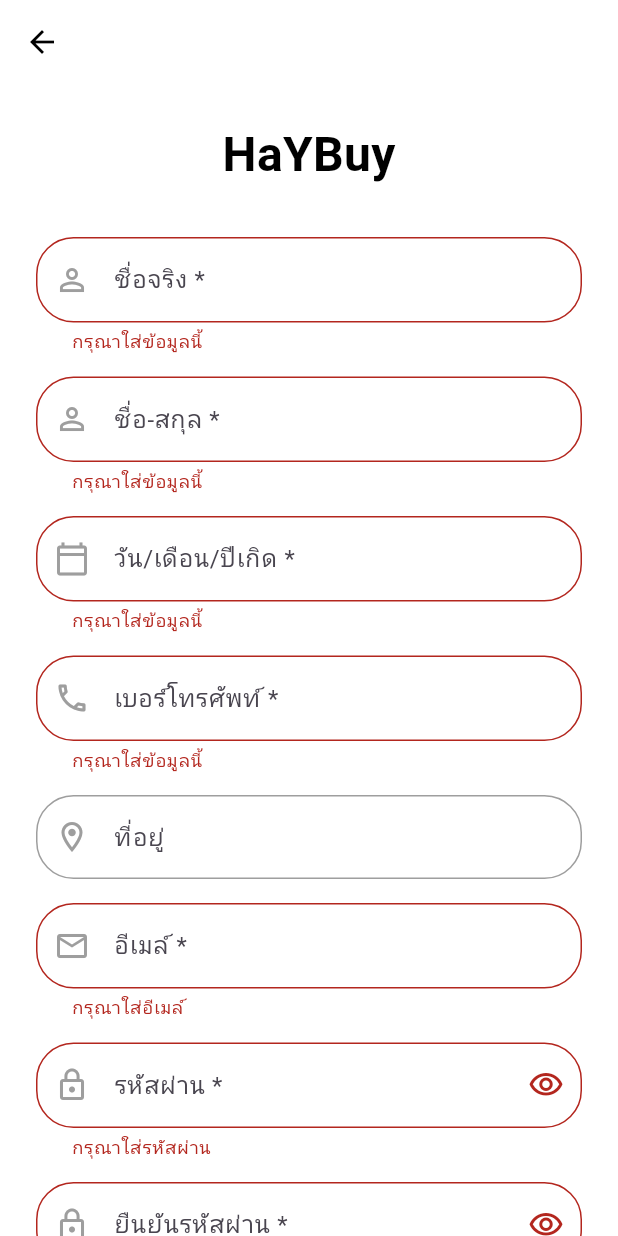
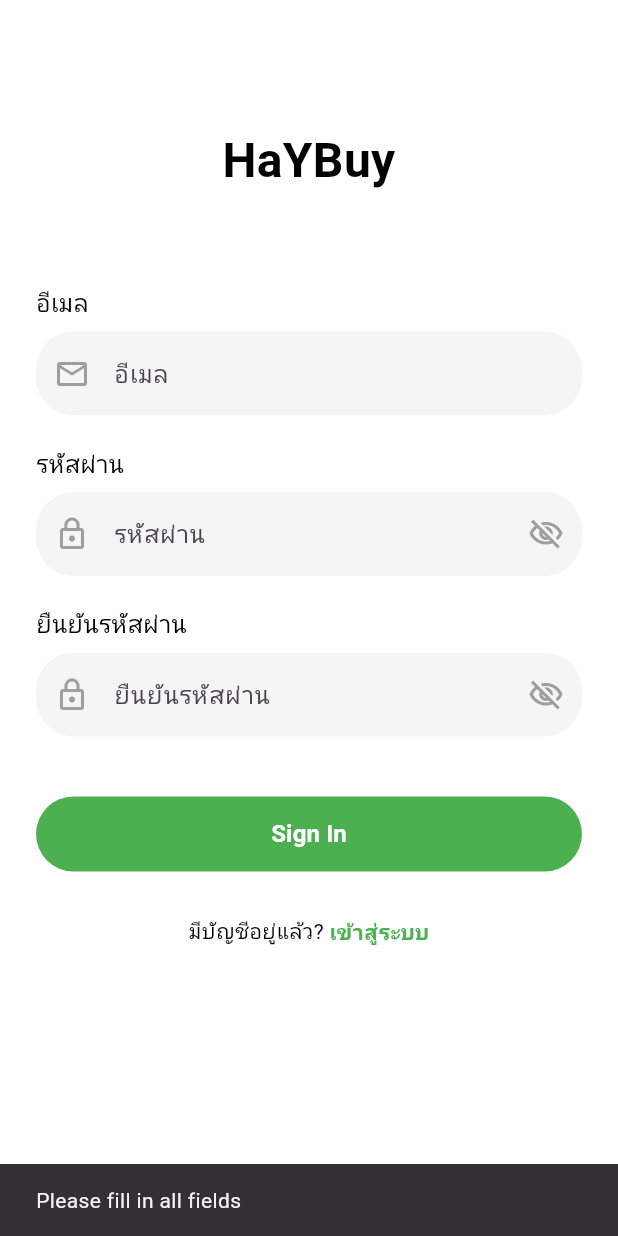
Before and after one commit to SetsiriAunsiam/HaYBuy, a Flutter app: the SignUpPage screen opened by its route, after a tap on "Sign In", on a phone screen of 412 x 824 dp. Run offline on Flutter 3.47's test engine with Material 3 defaults, Android fonts, the phone set to English and light mode, and no system bars; our stand-ins replace cloud_firestore, decimal, firebase_auth, firebase_core; accounts and stored records are empty; generated files the repository leaves out were written again; network calls fail.

Commit message:
remake SignUpPage from StatefullWidget to StatelessWidget

```diff
--- a/lib/main.dart
+++ b/lib/main.dart
@@ -6,18 +6,20 @@ import 'package:local_shopee/pages/favorite.dart';
 import 'package:local_shopee/pages/sign_in.dart';
 import 'package:local_shopee/pages/sign_up.dart';
 import 'package:provider/provider.dart';
+import 'package:local_shopee/providers/product_provider.dart';
+import 'providers/navigation_provider.dart';
+import 'providers/search_provider.dart';
 import 'pages/search.dart';
-
-import 'package:local_shopee/providers/product_provider.dart';
-import 'package:local_shopee/providers/navigation_provider.dart';
-import 'package:local_shopee/providers/search_provider.dart';
+import 'firebase_options.dart';
 
 import 'widgets/main_navigation.dart';
 import 'widgets/auth_wrapper.dart';
 
 void main() async {
   WidgetsFlutterBinding.ensureInitialized();
-  await Firebase.initializeApp();
+  await Firebase.initializeApp(
+    options: DefaultFirebaseOptions.currentPlatform,
+  );
 
   runApp(
     MultiProvider(
@@ -25,11 +27,13 @@ void main() async {
         ChangeNotifierProvider(create: (context) => ProductProvider()),
         ChangeNotifierProvider(create: (context) => NavigationProvider()),
         ChangeNotifierProvider(create: (context) => SearchProvider()),
+        // ChangeNotifierProvider(create: (context) => Product()),
       ],
       child: const MyApp(),
     ),
   );
 }
+
 
 class MyApp extends StatelessWidget {
   const MyApp({super.key});
@@ -46,7 +50,7 @@ class MyApp extends StatelessWidget {
         '/favorite': (context) => const FavoritePage(),
         '/search': (context) => const SearchPage(),
         '/signin': (context) => const SignInPage(),
-        '/signup': (context) => const SignUpPage(),
+        '/signup': (context) => SignUpPage(),
       },
 
       debugShowCheckedModeBanner: false, // ซ่อนแถบ debug
--- a/lib/pages/sign_up.dart
+++ b/lib/pages/sign_up.dart
@@ -1,402 +1,266 @@
-import 'package:flutter/foundation.dart';
 import 'package:flutter/material.dart';
 import 'package:firebase_auth/firebase_auth.dart';
 
-class SignUpPage extends StatefulWidget {
-  const SignUpPage({super.key});
+class SignUpPage extends StatelessWidget {
+  SignUpPage({super.key});
 
-  @override
-  State<SignUpPage> createState() => _SignUpPageState();
-}
+  final TextEditingController emailController = TextEditingController();
+  final TextEditingController passwordController = TextEditingController();
+  final TextEditingController confirmPasswordController =
+      TextEditingController();
 
-class _SignUpPageState extends State<SignUpPage> {
-  final _formKey = GlobalKey<FormState>();
-  final _firstNameController = TextEditingController();
-  final _lastNameController = TextEditingController();
-  final _birthdateController = TextEditingController();
-  final _phoneController = TextEditingController();
-  final _addressController = TextEditingController();
-  final _emailController = TextEditingController();
-  final _passwordController = TextEditingController();
-  final _confirmPasswordController = TextEditingController();
-  final FirebaseAuth _auth = FirebaseAuth.instance;
-  bool _isLoading = false;
-  bool _obscurePassword = true;
-  bool _obscureConfirmPassword = true;
-
-  @override
-  void dispose() {
-    _firstNameController.dispose();
-    _lastNameController.dispose();
-    _birthdateController.dispose();
-    _phoneController.dispose();
-    _addressController.dispose();
-    _emailController.dispose();
-    _passwordController.dispose();
-    _confirmPasswordController.dispose();
-    super.dispose();
-  }
-
-  Future<void> _signUpWithEmailAndPassword() async {
-    if (!_formKey.currentState!.validate()) {
-      return;
-    }
-
-    if (_passwordController.text != _confirmPasswordController.text) {
-      ScaffoldMessenger.of(context).showSnackBar(
-        const SnackBar(
-          content: Text('Passwords do not match'),
-          backgroundColor: Colors.red,
-        ),
-      );
-      return;
-    }
-
-    setState(() {
-      _isLoading = true;
-    });
-
-    try {
-      UserCredential userCredential = await _auth
-          .createUserWithEmailAndPassword(
-            email: _emailController.text.trim(),
-            password: _passwordController.text.trim(),
-          );
-
-      // Send email verification
-      if (userCredential.user != null && !userCredential.user!.emailVerified) {
-        await userCredential.user!.sendEmailVerification();
-      }
-
-      if (mounted) {
-        ScaffoldMessenger.of(context).showSnackBar(
-          const SnackBar(
-            content: Text(
-              'Account created successfully! Please check your email for verification.',
-            ),
-            backgroundColor: Colors.green,
-          ),
-        );
-        Navigator.of(context).pushNamedAndRemoveUntil(
-          '/signin',
-          (route) => false,
-        ); // Go back to sign in page
-      }
-    } on FirebaseAuthException catch (e) {
-      String errorMessage;
-      switch (e.code) {
-        case 'weak-password':
-          errorMessage = 'The password provided is too weak.';
-          break;
-        case 'email-already-in-use':
-          errorMessage = 'The account already exists for that email.';
-          break;
-        case 'invalid-email':
-          errorMessage = 'The email address is not valid.';
-          break;
-        case 'operation-not-allowed':
-          errorMessage = 'Email/password accounts are not enabled.';
-          break;
-        default:
-          errorMessage = 'An error occurred. Please try again.';
-      }
-
-      if (mounted) {
-        ScaffoldMessenger.of(context).showSnackBar(
-          SnackBar(content: Text(errorMessage), backgroundColor: Colors.red),
-        );
-      }
-    } catch (e) {
-      if (kDebugMode) {
-        print('Sign up error: $e');
-      }
-      if (mounted) {
-        ScaffoldMessenger.of(context).showSnackBar(
-          const SnackBar(
-            content: Text('An unexpected error occurred.'),
-            backgroundColor: Colors.red,
-          ),
-        );
-      }
-    } finally {
-      if (mounted) {
-        setState(() {
-          _isLoading = false;
-        });
-      }
-    }
-  }
+  final ValueNotifier<bool> _isPasswordVisible = ValueNotifier<bool>(false);
 
   @override
   Widget build(BuildContext context) {
     return Scaffold(
       backgroundColor: Colors.white,
-      appBar: AppBar(
-        backgroundColor: Colors.white,
-        elevation: 0,
-        leading: IconButton(
-          icon: const Icon(Icons.arrow_back, color: Colors.black),
-          onPressed: () => Navigator.of(context).pop(),
-        ),
-      ),
       body: SafeArea(
         child: SingleChildScrollView(
-          child: Padding(
           padding: const EdgeInsets.all(24.0),
-            child: Form(
-              key: _formKey,
           child: Column(
-                crossAxisAlignment: CrossAxisAlignment.center,
+            crossAxisAlignment: CrossAxisAlignment.stretch,
             children: [
-                  // App Title
+              const SizedBox(height: 60),
+
+              // HaYBuy Logo/Title
               const Text(
-                    'HaYBuy',
+                "HaYBuy",
                 style: TextStyle(
                   fontSize: 32,
                   fontWeight: FontWeight.bold,
                   color: Colors.black,
                 ),
+                textAlign: TextAlign.center,
               ),
-                  const SizedBox(height: 32),
+              const SizedBox(height: 60),
 
-                  // First Name
-                  _buildTextField(
-                    controller: _firstNameController,
-                    hintText: 'ชื่อจริง *',
-                    icon: Icons.person_outline,
-                    isRequired: true,
+              // อีเมล label
+              const Text(
+                "อีเมล",
+                style: TextStyle(
+                  fontSize: 16,
+                  fontWeight: FontWeight.w500,
+                  color: Colors.black,
                 ),
-                  const SizedBox(height: 16),
+              ),
+              const SizedBox(height: 8),
 
-                  // Last Name
-                  _buildTextField(
-                    controller: _lastNameController,
-                    hintText: 'ชื่อ-สกุล *',
-                    icon: Icons.person_outline,
-                    isRequired: true,
+              // Email field
+              Container(
+                decoration: BoxDecoration(
+                  color: const Color(0xFFF5F5F5),
+                  borderRadius: BorderRadius.circular(25),
                 ),
-                  const SizedBox(height: 16),
+                child: TextField(
+                  controller: emailController,
+                  decoration: const InputDecoration(
+                    hintText: "อีเมล",
+                    border: InputBorder.none,
+                    contentPadding: EdgeInsets.symmetric(
+                      horizontal: 20,
+                      vertical: 16,
+                    ),
+                    prefixIcon: Icon(Icons.email_outlined, color: Colors.grey),
+                  ),
+                  keyboardType: TextInputType.emailAddress,
+                ),
+              ),
+              const SizedBox(height: 20),
 
-                  // Birth Date
-                  _buildTextField(
-                    controller: _birthdateController,
-                    hintText: 'วัน/เดือน/ปีเกิด *',
-                    icon: Icons.calendar_today_outlined,
-                    isRequired: true,
-                    readOnly: true,
-                    onTap: () async {
-                      final DateTime? picked = await showDatePicker(
-                        context: context,
-                        initialDate: DateTime.now(),
-                        firstDate: DateTime(1950),
-                        lastDate: DateTime.now(),
+              // รหัสผ่าน label
+              const Text(
+                "รหัสผ่าน",
+                style: TextStyle(
+                  fontSize: 16,
+                  fontWeight: FontWeight.w500,
+                  color: Colors.black,
+                ),
+              ),
+              const SizedBox(height: 8),
+
+              // Password field
+              Container(
+                decoration: BoxDecoration(
+                  color: const Color(0xFFF5F5F5),
+                  borderRadius: BorderRadius.circular(25),
+                ),
+                child: ValueListenableBuilder<bool>(
+                  valueListenable: _isPasswordVisible,
+                  builder: (context, isVisible, child) {
+                    return TextField(
+                      controller: passwordController,
+                      decoration: InputDecoration(
+                        hintText: "รหัสผ่าน",
+                        border: InputBorder.none,
+                        contentPadding: const EdgeInsets.symmetric(
+                          horizontal: 20,
+                          vertical: 16,
+                        ),
+                        prefixIcon: const Icon(
+                          Icons.lock_outline,
+                          color: Colors.grey,
+                        ),
+                        suffixIcon: IconButton(
+                          icon: Icon(
+                            isVisible
+                                ? Icons.visibility_outlined
+                                : Icons.visibility_off_outlined,
+                            color: Colors.grey,
+                          ),
+                          onPressed: () {
+                            _isPasswordVisible.value =
+                                !_isPasswordVisible.value;
+                          },
+                        ),
+                      ),
+                      obscureText: !isVisible,
                     );
-                      if (picked != null) {
-                        _birthdateController.text =
-                            "${picked.day}/${picked.month}/${picked.year}";
+                  },
+                ),
+              ),
+              const SizedBox(height: 20),
+
+              // ยืนยันรหัสผ่าน label
+              const Text(
+                "ยืนยันรหัสผ่าน",
+                style: TextStyle(
+                  fontSize: 16,
+                  fontWeight: FontWeight.w500,
+                  color: Colors.black,
+                ),
+              ),
+              const SizedBox(height: 8),
+
+              // Confirm Password field
+              Container(
+                decoration: BoxDecoration(
+                  color: const Color(0xFFF5F5F5),
+                  borderRadius: BorderRadius.circular(25),
+                ),
+                child: ValueListenableBuilder<bool>(
+                  valueListenable: _isPasswordVisible,
+                  builder: (context, isVisible, child) {
+                    return TextField(
+                      controller: confirmPasswordController,
+                      decoration: InputDecoration(
+                        hintText: "ยืนยันรหัสผ่าน",
+                        border: InputBorder.none,
+                        contentPadding: const EdgeInsets.symmetric(
+                          horizontal: 20,
+                          vertical: 16,
+                        ),
+                        prefixIcon: const Icon(
+                          Icons.lock_outline,
+                          color: Colors.grey,
+                        ),
+                        suffixIcon: IconButton(
+                          icon: Icon(
+                            isVisible
+                                ? Icons.visibility_outlined
+                                : Icons.visibility_off_outlined,
+                            color: Colors.grey,
+                          ),
+                          onPressed: () {
+                            _isPasswordVisible.value =
+                                !_isPasswordVisible.value;
+                          },
+                        ),
+                      ),
+                      obscureText: !isVisible,
+                    );
+                  },
+                ),
+              ),
+              const SizedBox(height: 40),
+
+              // Sign Up button
+              Container(
+                height: 50,
+                child: ElevatedButton(
+                  onPressed: () async {
+                    final email = emailController.text.trim();
+                    final password = passwordController.text.trim();
+                    final confirmPassword = confirmPasswordController.text
+                        .trim();
+
+                    if (email.isEmpty ||
+                        password.isEmpty ||
+                        confirmPassword.isEmpty) {
+                      _showMessage(context, "Please fill in all fields");
+                      return;
+                    }
+                    if (password != confirmPassword) {
+                      _showMessage(context, "Passwords do not match");
+                      return;
+                    }
+
+                    try {
+                      await FirebaseAuth.instance
+                          .createUserWithEmailAndPassword(
+                            email: email,
+                            password: password,
+                          );
+                      _showMessage(context, "Account created for $email");
+                    } on FirebaseAuthException catch (e) {
+                      String errorMsg = "An error occurred";
+                      if (e.code == 'email-already-in-use') {
+                        errorMsg = "This email is already registered";
+                      } else if (e.code == 'weak-password') {
+                        errorMsg = "Password should be at least 6 characters";
+                      }
+                      _showMessage(context, errorMsg);
                     }
                   },
-                  ),
-                  const SizedBox(height: 16),
-
-                  // Phone Number
-                  _buildTextField(
-                    controller: _phoneController,
-                    hintText: 'เบอร์โทรศัพท์ *',
-                    icon: Icons.phone_outlined,
-                    isRequired: true,
-                    keyboardType: TextInputType.phone,
-                  ),
-                  const SizedBox(height: 16),
-
-                  // Address
-                  _buildTextField(
-                    controller: _addressController,
-                    hintText: 'ที่อยู่',
-                    icon: Icons.location_on_outlined,
-                    isRequired: false,
-                  ),
-                  const SizedBox(height: 16),
-
-                  // Email
-                  _buildTextField(
-                    controller: _emailController,
-                    hintText: 'อีเมล์ *',
-                    icon: Icons.email_outlined,
-                    isRequired: true,
-                    keyboardType: TextInputType.emailAddress,
-                    validator: (value) {
-                      if (value == null || value.isEmpty) {
-                        return 'กรุณาใส่อีเมล์';
-                      }
-                      if (!RegExp(r'^[^@]+@[^@]+\.[^@]+').hasMatch(value)) {
-                        return 'กรุณาใส่อีเมล์ที่ถูกต้อง';
-                      }
-                      return null;
-                    },
-                  ),
-                  const SizedBox(height: 16),
-
-                  // Password
-                  _buildTextField(
-                    controller: _passwordController,
-                    hintText: 'รหัสผ่าน *',
-                    icon: Icons.lock_outline,
-                    isRequired: true,
-                    obscureText: _obscurePassword,
-                    suffixIcon: IconButton(
-                      icon: Icon(
-                        _obscurePassword ? Icons.visibility_outlined : Icons.visibility_off_outlined,
-                      ),
-                      onPressed: () {
-                        setState(() {
-                          _obscurePassword = !_obscurePassword;
-                        });
-                      },
-                    ),
-                    validator: (value) {
-                      if (value == null || value.isEmpty) {
-                        return 'กรุณาใส่รหัสผ่าน';
-                      }
-                      if (value.length < 6) {
-                        return 'รหัสผ่านต้องมีอย่างน้อย 6 ตัวอักษร';
-                      }
-                      return null;
-                    },
-                  ),
-                  const SizedBox(height: 16),
-
-                  // Confirm Password
-                  _buildTextField(
-                    controller: _confirmPasswordController,
-                    hintText: 'ยืนยันรหัสผ่าน *',
-                    icon: Icons.lock_outline,
-                    isRequired: true,
-                    obscureText: _obscureConfirmPassword,
-                    suffixIcon: IconButton(
-                      icon: Icon(
-                        _obscureConfirmPassword ? Icons.visibility_outlined : Icons.visibility_off_outlined,
-                      ),
-                      onPressed: () {
-                        setState(() {
-                          _obscureConfirmPassword = !_obscureConfirmPassword;
-                        });
-                      },
-                    ),
-                    validator: (value) {
-                      if (value == null || value.isEmpty) {
-                        return 'กรุณายืนยันรหัสผ่าน';
-                      }
-                      if (value != _passwordController.text) {
-                        return 'รหัสผ่านไม่ตรงกัน';
-                      }
-                      return null;
-                    },
-                  ),
-                  const SizedBox(height: 32),
-
-                  // Sign Up Button
-                  SizedBox(
-                    width: double.infinity,
-                    height: 50,
-                    child: ElevatedButton(
-                      onPressed: _isLoading ? null : _signUpWithEmailAndPassword,
                   style: ElevatedButton.styleFrom(
-                        backgroundColor: Colors.green,
+                    backgroundColor: const Color(0xFF4CAF50),
                     foregroundColor: Colors.white,
                     shape: RoundedRectangleBorder(
                       borderRadius: BorderRadius.circular(25),
                     ),
+                    elevation: 0,
                   ),
-                      child: _isLoading
-                          ? const CircularProgressIndicator(
-                              valueColor: AlwaysStoppedAnimation<Color>(
-                                Colors.white,
-                              ),
-                            )
-                          : const Text(
-                              'Sign In',
-                              style: TextStyle(
-                                fontSize: 16,
-                                fontWeight: FontWeight.bold,
+                  child: const Text(
+                    "Sign In",
+                    style: TextStyle(fontSize: 16, fontWeight: FontWeight.w600),
                   ),
                 ),
               ),
+              const SizedBox(height: 30),
+
+              // Login link
+              Row(
+                mainAxisAlignment: MainAxisAlignment.center,
+                children: [
+                  const Text(
+                    "มีบัญชีอยู่แล้ว? ",
+                    style: TextStyle(color: Colors.black, fontSize: 14),
                   ),
-                  const SizedBox(height: 16),
-
-                  // Sign In Link
-                  TextButton(
-                    onPressed: () {
-                      Navigator.of(context).pushReplacementNamed('/signin');
+                  GestureDetector(
+                    onTap: () {
+                      Navigator.pop(context);
                     },
-                    child: RichText(
-                      text: const TextSpan(
-                        text: 'มีบัญชีอยู่แล้ว? ',
-                        style: TextStyle(color: Colors.black),
-                        children: [
-                          TextSpan(
-                            text: 'เข้าสู่ระบบ',
+                    child: const Text(
+                      "เข้าสู่ระบบ",
                       style: TextStyle(
-                              color: Colors.green,
-                              fontWeight: FontWeight.bold,
-                            ),
-                          ),
-                        ],
+                        color: Color(0xFF4CAF50),
+                        fontSize: 14,
+                        fontWeight: FontWeight.w600,
                       ),
                     ),
                   ),
                 ],
               ),
-            ),
+            ],
           ),
         ),
       ),
     );
   }
 
-  Widget _buildTextField({
-    required TextEditingController controller,
-    required String hintText,
-    required IconData icon,
-    required bool isRequired,
-    bool obscureText = false,
-    bool readOnly = false,
-    TextInputType? keyboardType,
-    Widget? suffixIcon,
-    String? Function(String?)? validator,
-    VoidCallback? onTap,
-  }) {
-    return TextFormField(
-      controller: controller,
-      decoration: InputDecoration(
-        hintText: hintText,
-        prefixIcon: Icon(icon, color: Colors.grey),
-        suffixIcon: suffixIcon,
-        border: OutlineInputBorder(
-          borderRadius: BorderRadius.circular(25),
-          borderSide: const BorderSide(color: Colors.grey),
-        ),
-        enabledBorder: OutlineInputBorder(
-          borderRadius: BorderRadius.circular(25),
-          borderSide: const BorderSide(color: Colors.grey),
-        ),
-        focusedBorder: OutlineInputBorder(
-          borderRadius: BorderRadius.circular(25),
-          borderSide: const BorderSide(color: Colors.green),
-        ),
-        contentPadding: const EdgeInsets.symmetric(horizontal: 20, vertical: 16),
-      ),
-      obscureText: obscureText,
-      readOnly: readOnly,
-      keyboardType: keyboardType,
-      onTap: onTap,
-      validator: validator ?? (isRequired ? (value) {
-        if (value == null || value.isEmpty) {
-          return 'กรุณาใส่ข้อมูลนี้';
-        }
-        return null;
-      } : null),
-    );
+  void _showMessage(BuildContext context, String message) {
+    ScaffoldMessenger.of(
+      context,
+    ).showSnackBar(SnackBar(content: Text(message)));
   }
 }
```
Lines whose indentation alone changed are shown as unchanged.
